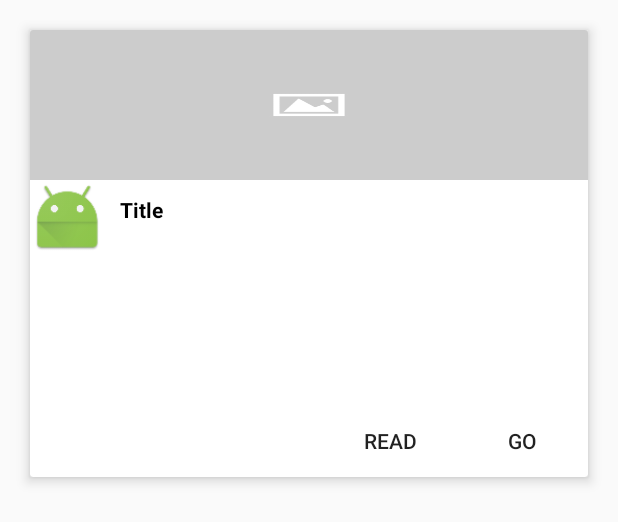
After one commit to alexisriv/entrevista_merlin, an Android app: the layout item_category.xml on its own in the app's theme, with its tools: preview values and no code run, on a phone screen of 412 x 824 dp. The commit adds this screen. Shown: the top 522 px of the screen. Run offline under Robolectric (Android 15) with nearby library versions, the phone set to English and light mode, and no system bars.

Commit message:
finished Category Management, only online, need to handle offline

```diff
--- a/app/build.gradle
+++ b/app/build.gradle
@@ -25,8 +25,12 @@ dependencies {
         exclude group: 'com.android.support', module: 'support-annotations'
     })
 
+    //View
+    compile 'com.android.support:appcompat-v7:25.3.1'
+    compile 'com.android.support:cardview-v7:25.3.1'
+    compile 'com.android.support:recyclerview-v7:25.3.1'
+
     //Retrofit2 y Gson
-    compile 'com.android.support:appcompat-v7:25.3.1'
     compile 'com.squareup.retrofit2:retrofit:2.3.0'
     compile 'com.google.code.gson:gson:2.3.0'
     compile 'com.squareup.retrofit2:converter-gson:2.3.0'
--- a/app/src/main/AndroidManifest.xml
+++ b/app/src/main/AndroidManifest.xml
@@ -18,7 +18,7 @@
                 <category android:name="android.intent.category.LAUNCHER" />
             </intent-filter>
         </activity>
-        <activity android:name=".CategoryActivity"></activity>
+        <activity android:label="@string/label_title_name_category" android:name=".CategoryActivity"></activity>
     </application>
 
 </manifest>
--- a/app/src/main/java/com/sixelasavir/prueba/entrevista/AppString.java
+++ b/app/src/main/java/com/sixelasavir/prueba/entrevista/BundleString.java
@@ -4,7 +4,7 @@ package com.sixelasavir.prueba.entrevista;
  * Created by alexis on 11/10/17.
  */
 
-public class AppString {
+public class BundleString {
 
     public static final String JSON_CATEGORY_STRING = "json.category.string";
 }
--- a/app/src/main/java/com/sixelasavir/prueba/entrevista/SplashActivity.java
+++ b/app/src/main/java/com/sixelasavir/prueba/entrevista/SplashActivity.java
@@ -68,11 +68,11 @@ public class SplashActivity extends AppCompatActivity {
 
                 try{
                     if(jsonString!=null && !jsonString.isEmpty())
-                        intent.putExtra(AppString.JSON_CATEGORY_STRING, jsonString);
+                        intent.putExtra(BundleString.JSON_CATEGORY_STRING, jsonString);
                         // Todo: Toca buscar en cache si esta el json
                     else
                         Log.d(TAG, NOTIFICATION_SERVICE);
-                    sleep(3000);
+                    sleep(2000);
                 }catch (Exception e) {
                     Log.e(TAG, e.getMessage());
                 } finally {
@@ -81,7 +81,5 @@ public class SplashActivity extends AppCompatActivity {
                 }
             }
         }.start();
-
-
     }
 }
--- /dev/null
+++ b/app/src/main/res/layout/item_category.xml
@@ -0,0 +1,76 @@
+<?xml version="1.0" encoding="utf-8"?>
+<android.support.v7.widget.CardView xmlns:android="http://schemas.android.com/apk/res/android"
+    xmlns:app="http://schemas.android.com/apk/res-auto"
+    xmlns:tools="http://schemas.android.com/tools"
+    android:layout_width="match_parent"
+    android:layout_height="wrap_content"
+    android:padding="@dimen/cardview_padding"
+    android:layout_margin="@dimen/margin_all_2"
+    android:layout_marginBottom="0dp"
+    app:cardElevation="@dimen/cardview_elevation"
+    app:cardBackgroundColor="@color/cardview_light_background">
+
+        <LinearLayout
+            android:layout_width="match_parent"
+            android:layout_height="wrap_content"
+            android:layout_alignParentTop="true"
+            android:orientation="vertical">
+
+            <ImageView
+                android:id="@+id/banner"
+                android:layout_width="match_parent"
+                android:layout_height="100dp"
+                android:src="@mipmap/default_banner_mobile"
+                android:scaleType="fitXY"/>
+
+            <LinearLayout
+                android:layout_width="match_parent"
+                android:layout_height="wrap_content"
+                android:orientation="horizontal"
+                android:layout_gravity="center_vertical">
+
+                <ImageView
+                    android:id="@+id/icon"
+                    android:layout_width="@dimen/cardview_imageview_width"
+                    android:layout_height="@dimen/cardview_imageview_height"
+                    android:src="@mipmap/ic_launcher" />
+
+                <TextView
+                    android:id="@+id/title"
+                    android:layout_width="match_parent"
+                    android:layout_height="wrap_content"
+                    android:layout_margin="@dimen/margin_all"
+                    android:text="@string/textview_title_item_category"
+                    android:textStyle="bold"
+                    android:textColor="@color/colorNegative"/>
+            </LinearLayout>
+            <LinearLayout
+                android:layout_width="match_parent"
+                android:layout_height="@dimen/cardview_linearlayout_height">
+                <TextView
+                    android:layout_margin="@dimen/margin_all"
+                    android:layout_width="match_parent"
+                    android:layout_height="match_parent"
+                    android:id="@+id/content"/>
+            </LinearLayout>
+            <RelativeLayout
+                android:layout_width="match_parent"
+                android:layout_height="wrap_content">
+                <Button
+                    style="@style/Widget.AppCompat.Button.Borderless"
+                    android:layout_width="wrap_content"
+                    android:layout_height="wrap_content"
+                    android:layout_toLeftOf="@+id/go_btn"
+                    android:text="@string/button_read_content"
+                    android:id="@+id/read_btn" />
+
+                <Button
+                    style="@style/Widget.AppCompat.Button.Borderless"
+                    android:layout_width="wrap_content"
+                    android:layout_height="wrap_content"
+                    android:layout_alignParentRight="true"
+                    android:text="@string/button_go_list_app"
+                    android:id="@+id/go_btn" />
+            </RelativeLayout>
+        </LinearLayout>
+</android.support.v7.widget.CardView>
--- a/app/src/main/res/values/colors.xml
+++ b/app/src/main/res/values/colors.xml
@@ -3,4 +3,5 @@
     <color name="colorPrimary">#3F51B5</color>
     <color name="colorPrimaryDark">#303F9F</color>
     <color name="colorAccent">#FF4081</color>
+    <color name="colorNegative">#000000</color>
 </resources>
--- a/app/src/main/res/values/dimens.xml
+++ b/app/src/main/res/values/dimens.xml
@@ -2,7 +2,16 @@
     <!-- Default screen margins, per the Android Design guidelines. -->
     <dimen name="activity_horizontal_margin">16dp</dimen>
     <dimen name="activity_vertical_margin">16dp</dimen>
-    <!--Screen Spalsh-->
-    <dimen name="icon_splash_height">100dp</dimen>
-    <dimen name="icon_splash_width">100dp</dimen>
+
+    <dimen name="cardview_height">200dp</dimen>
+    <dimen name="cardview_padding">10dp</dimen>
+    <dimen name="cardview_imageview_width">50dp</dimen>
+    <dimen name="cardview_imageview_height">50dp</dimen>
+    <dimen name="cardview_linearlayout_height">100dp</dimen>
+    <dimen name="cardview_elevation">5dp</dimen>
+
+    <dimen name="margin_all">10dp</dimen>
+    <dimen name="margin_all_2">20dp</dimen>
+
+
 </resources>
--- a/app/src/main/res/values/strings.xml
+++ b/app/src/main/res/values/strings.xml
@@ -1,5 +1,14 @@
 <resources>
     <string name="app_name">Entrevista</string>
+    <string name="label_title_name_category">Categories</string>
+
 
     <string name="msg_warning_off_line">Warning could not connect to server, we will work without offline.</string>
+    <string name="msg_warning_no_data">No data to display.</string>
+    <string name="msg_info_in_construction">In construction.</string>
+
+    <string name="textview_title_item_category">Title</string>
+    <string name="button_go_list_app">Go</string>
+    <string name="button_read_content">Read</string>
+
 </resources>
```
Also changed, not shown: app/src/main/java/com/sixelasavir/prueba/entrevista/CategoryActivity.java (+36 -3 lines), app/src/main/java/com/sixelasavir/prueba/entrevista/CategoryAdapter.java (added, +191 -0 lines), app/src/main/java/com/sixelasavir/prueba/entrevista/retrofit/model/category/DataChildren.java (+32 -0 lines), app/src/main/res/layout/activity_category.xml (+7 -2 lines), app/src/main/res/layout/activity_splash.xml (+0 -8 lines), app/src/main/res/mipmap/default_banner_mobile.jpg (added).
